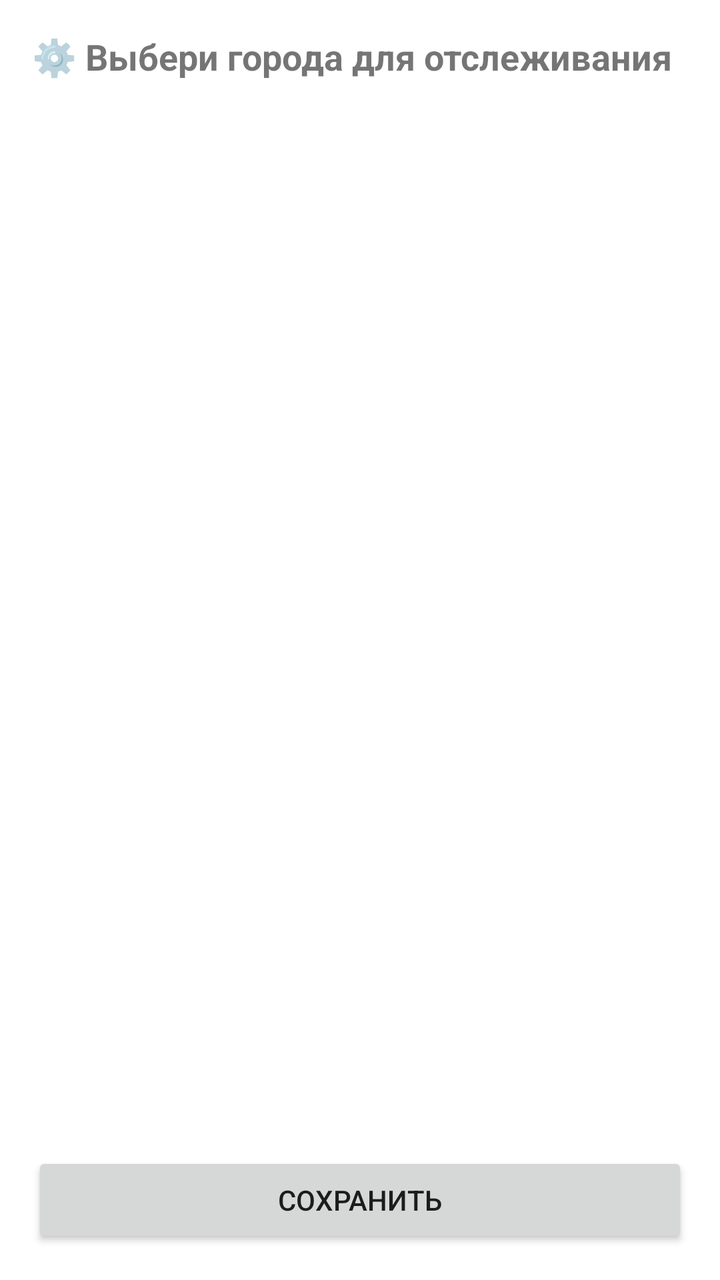
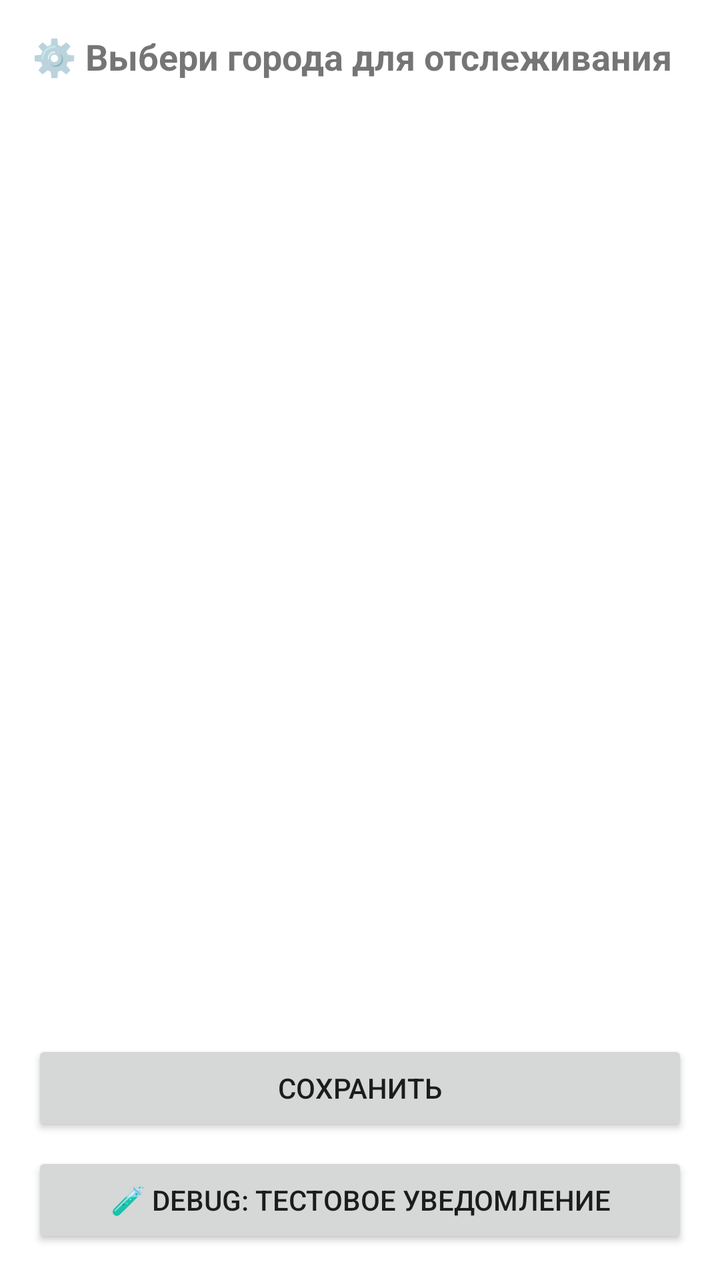

An Android layout rendered at two revisions. The XML below is the earlier revision; the diff shows what the commit changed to produce the second picture.
<!-- AndroidManifest.xml: application theme Theme.CrimeaAlarm -->
<!-- res/layout/fragment_settings.xml -->
<?xml version="1.0" encoding="utf-8"?>
<LinearLayout xmlns:android="http://schemas.android.com/apk/res/android"
    android:layout_width="match_parent"
    android:layout_height="match_parent"
    android:orientation="vertical"
    android:padding="16dp">

    <TextView
        android:layout_width="wrap_content"
        android:layout_height="wrap_content"
        android:text="⚙️ Выбери города для отслеживания"
        android:textSize="18sp"
        android:textStyle="bold"
        android:paddingBottom="12dp" />

    <androidx.recyclerview.widget.RecyclerView
        android:id="@+id/citiesList"
        android:layout_width="match_parent"
        android:layout_height="0dp"
        android:layout_weight="1" />

    <Button
        android:id="@+id/saveButton"
        android:layout_width="match_parent"
        android:layout_height="wrap_content"
        android:layout_marginTop="12dp"
        android:text="Сохранить" />

</LinearLayout>
<!-- resources referenced by this layout -->
<resources>
  <style name="Theme.CrimeaAlarm" parent="Theme.MaterialComponents.DayNight.NoActionBar" />
</resources>

<!-- the commit's change to res/layout/fragment_settings.xml (unified diff, before → after) -->
@@ -26,4 +26,11 @@
         android:layout_marginTop="12dp"
         android:text="Сохранить" />
 
+<Button
+        android:id="@+id/debugButton"
+        android:layout_width="match_parent"
+        android:layout_height="wrap_content"
+        android:layout_marginTop="8dp"
+        android:text="🧪 DEBUG: тестовое уведомление" />
+
 </LinearLayout>
